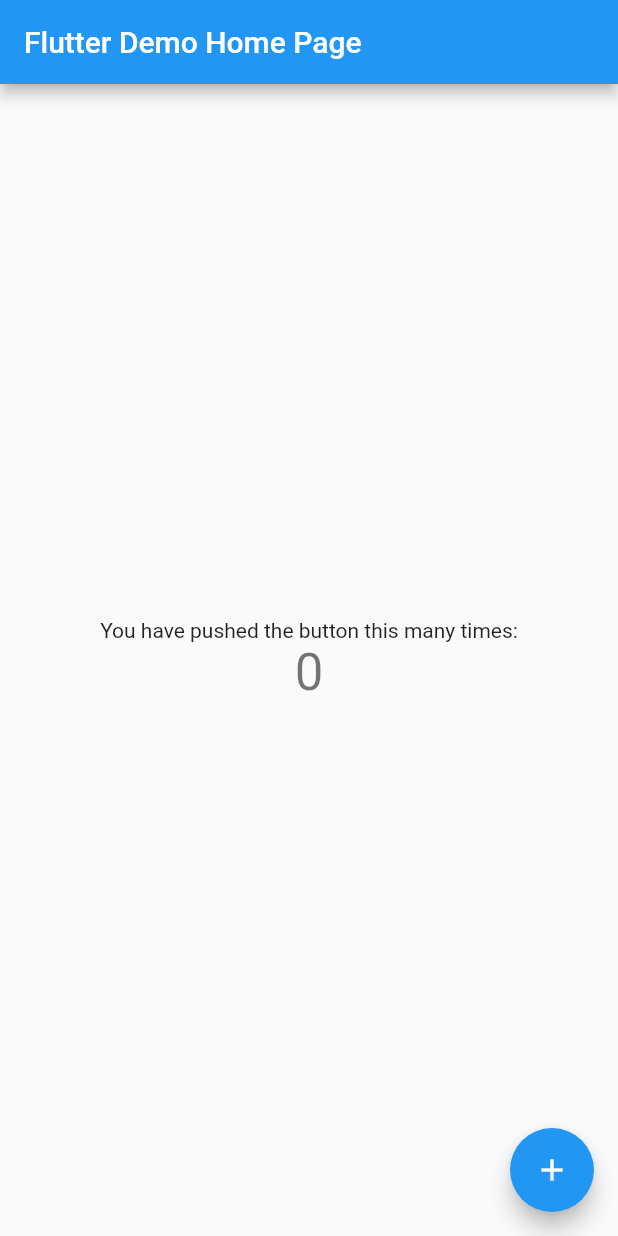
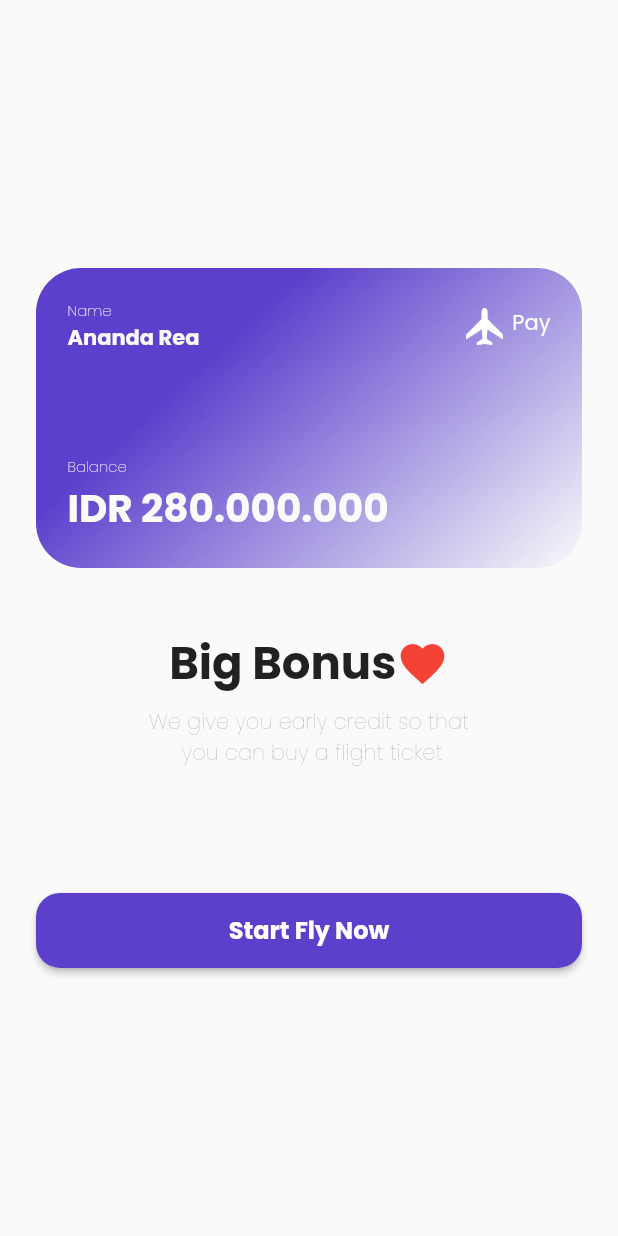
Before and after one commit to haidar-jpr/Airplane-Shamo-Repo, a Flutter app: the screen it shows after launch, on a phone screen of 412 x 824 dp. Run offline on Flutter 3.47's test engine with Material 2 defaults, Android fonts, the phone set to English and light mode, and no system bars; our stand-ins replace google_fonts.

Commit message:
adding splash, get_started, sign_up, bonus_saldo, and themes file

```diff
--- a/lib/main.dart
+++ b/lib/main.dart
@@ -1,3 +1,7 @@
+import 'package:airplane_shamo/screens/bonus_saldo.dart';
+import 'package:airplane_shamo/screens/get_started_screen.dart';
+import 'package:airplane_shamo/screens/sign_up_screen.dart';
+import 'package:airplane_shamo/screens/splash_screen.dart';
 import 'package:flutter/material.dart';
 
 void main() {
@@ -7,109 +11,11 @@
 class MyApp extends StatelessWidget {
   const MyApp({Key? key}) : super(key: key);
 
-  // This widget is the root of your application.
   @override
   Widget build(BuildContext context) {
     return MaterialApp(
-      title: 'Flutter Demo',
-      theme: ThemeData(
-        // This is the theme of your application.
-        //
-        // Try running your application with "flutter run". You'll see the
-        // application has a blue toolbar. Then, without quitting the app, try
-        // changing the primarySwatch below to Colors.green and then invoke
-        // "hot reload" (press "r" in the console where you ran "flutter run",
-        // or simply save your changes to "hot reload" in a Flutter IDE).
-        // Notice that the counter didn't reset back to zero; the application
-        // is not restarted.
-        primarySwatch: Colors.blue,
-      ),
-      home: const MyHomePage(title: 'Flutter Demo Home Page'),
+      debugShowCheckedModeBanner: false,
+      home: BonusSaldo(),
     );
   }
 }
-
-class MyHomePage extends StatefulWidget {
-  const MyHomePage({Key? key, required this.title}) : super(key: key);
-
-  // This widget is the home page of your application. It is stateful, meaning
-  // that it has a State object (defined below) that contains fields that affect
-  // how it looks.
-
-  // This class is the configuration for the state. It holds the values (in this
-  // case the title) provided by the parent (in this case the App widget) and
-  // used by the build method of the State. Fields in a Widget subclass are
-  // always marked "final".
-
-  final String title;
-
-  @override
-  State<MyHomePage> createState() => _MyHomePageState();
-}
-
-class _MyHomePageState extends State<MyHomePage> {
-  int _counter = 0;
-
-  void _incrementCounter() {
-    setState(() {
-      // This call to setState tells the Flutter framework that something has
-      // changed in this State, which causes it to rerun the build method below
-      // so that the display can reflect the updated values. If we changed
-      // _counter without calling setState(), then the build method would not be
-      // called again, and so nothing would appear to happen.
-      _counter++;
-    });
-  }
-
-  @override
-  Widget build(BuildContext context) {
-    // This method is rerun every time setState is called, for instance as done
-    // by the _incrementCounter method above.
-    //
-    // The Flutter framework has been optimized to make rerunning build methods
-    // fast, so that you can just rebuild anything that needs updating rather
-    // than having to individually change instances of widgets.
-    return Scaffold(
-      appBar: AppBar(
-        // Here we take the value from the MyHomePage object that was created by
-        // the App.build method, and use it to set our appbar title.
-        title: Text(widget.title),
-      ),
-      body: Center(
-        // Center is a layout widget. It takes a single child and positions it
-        // in the middle of the parent.
-        child: Column(
-          // Column is also a layout widget. It takes a list of children and
-          // arranges them vertically. By default, it sizes itself to fit its
-          // children horizontally, and tries to be as tall as its parent.
-          //
-          // Invoke "debug painting" (press "p" in the console, choose the
-          // "Toggle Debug Paint" action from the Flutter Inspector in Android
-          // Studio, or the "Toggle Debug Paint" command in Visual Studio Code)
-          // to see the wireframe for each widget.
-          //
-          // Column has various properties to control how it sizes itself and
-          // how it positions its children. Here we use mainAxisAlignment to
-          // center the children vertically; the main axis here is the vertical
-          // axis because Columns are vertical (the cross axis would be
-          // horizontal).
-          mainAxisAlignment: MainAxisAlignment.center,
-          children: <Widget>[
-            const Text(
-              'You have pushed the button this many times:',
-            ),
-            Text(
-              '$_counter',
-              style: Theme.of(context).textTheme.headline4,
-            ),
-          ],
-        ),
-      ),
-      floatingActionButton: FloatingActionButton(
-        onPressed: _incrementCounter,
-        tooltip: 'Increment',
-        child: const Icon(Icons.add),
-      ), // This trailing comma makes auto-formatting nicer for build methods.
-    );
-  }
-}
--- /dev/null
+++ b/lib/screens/bonus_saldo.dart
@@ -0,0 +1,165 @@
+import 'package:flutter/material.dart';
+
+import '../widgets/themes.dart';
+
+class BonusSaldo extends StatelessWidget {
+  const BonusSaldo({Key? key}) : super(key: key);
+
+  @override
+  Widget build(BuildContext context) {
+    return Scaffold(
+      backgroundColor: colorBg2,
+      body: Container(
+        margin: const EdgeInsets.symmetric(
+          horizontal: 24,
+        ),
+        child: Column(
+          mainAxisAlignment: MainAxisAlignment.center,
+          children: [
+            /// Card
+            Container(
+              width: double.infinity,
+              height: 200,
+              padding: EdgeInsets.all(defaultBorder + 5),
+              decoration: BoxDecoration(
+                color: colorBg,
+                gradient: LinearGradient(
+                  colors: [colorBg, colorBg2],
+                  begin: Alignment.topCenter,
+                  end: Alignment.bottomRight,
+                ),
+                borderRadius: BorderRadius.circular(defaultMargin),
+              ),
+
+              /// Identity user
+              child: Column(
+                mainAxisAlignment: MainAxisAlignment.spaceBetween,
+                crossAxisAlignment: CrossAxisAlignment.start,
+                children: [
+                  Row(
+                    mainAxisAlignment: MainAxisAlignment.spaceBetween,
+                    children: [
+                      Wrap(
+                        direction: Axis.vertical,
+                        children: [
+                          Text(
+                            'Name',
+                            style: textStyle1.copyWith(
+                              fontSize: 10,
+                              fontWeight: FontWeight.w200,
+                              color: colorBg2,
+                            ),
+                          ),
+                          Text(
+                            'Ananda Rea',
+                            style: textStyle1.copyWith(
+                              color: colorBg2,
+                              fontWeight: FontWeight.bold,
+                            ),
+                          )
+                        ],
+                      ),
+
+                      /// Logo image and text
+                      Wrap(
+                        children: [
+                          Image.asset(
+                            'assets/logo/logo.png',
+                            width: 25,
+                          ),
+                          const SizedBox(width: 6),
+                          Text(
+                            'Pay',
+                            style: textStyle1.copyWith(color: colorBg2),
+                          )
+                        ],
+                      ),
+                    ],
+                  ),
+
+                  /// Balance section
+                  Wrap(
+                    direction: Axis.vertical,
+                    children: [
+                      Text(
+                        'Balance',
+                        style: textStyle1.copyWith(
+                          color: colorBg2,
+                          fontSize: 10,
+                          fontWeight: FontWeight.w100,
+                        ),
+                      ),
+                      Text(
+                        'IDR 280.000.000',
+                        style: textStyle1.copyWith(
+                          color: colorBg2,
+                          fontSize: 26,
+                          fontWeight: FontWeight.bold,
+                        ),
+                      )
+                    ],
+                  ),
+                ],
+              ),
+            ),
+            SizedBox(height: MediaQuery.of(context).size.height * 0.05),
+
+            /// Text  title
+            Row(
+              mainAxisAlignment: MainAxisAlignment.center,
+              children: [
+                Text(
+                  'Big Bonus',
+                  style: textStyle1.copyWith(
+                    fontSize: 30,
+                    fontWeight: FontWeight.bold,
+                  ),
+                ),
+                const Icon(
+                  Icons.favorite,
+                  size: 35,
+                  color: Colors.red,
+                )
+              ],
+            ),
+            const SizedBox(height: 6),
+
+            /// Text body
+            Text(
+              'We give you early credit so that\n you can buy a flight ticket',
+              style: textStyle1.copyWith(
+                fontSize: 14,
+                fontWeight: FontWeight.w100,
+                color: Colors.black45,
+              ),
+              textAlign: TextAlign.center,
+            ),
+            SizedBox(height: MediaQuery.of(context).size.height * 0.1),
+
+            /// Botton fly
+            ElevatedButton(
+              onPressed: () {},
+              style: ElevatedButton.styleFrom(
+                primary: colorBg,
+                minimumSize: const Size(
+                  double.infinity,
+                  50,
+                ),
+                shape: RoundedRectangleBorder(
+                  borderRadius: BorderRadius.circular(defaultBorder),
+                ),
+              ),
+              child: Text(
+                'Start Fly Now',
+                style: textStyle1.copyWith(
+                  fontSize: 16,
+                  fontWeight: FontWeight.bold,
+                ),
+              ),
+            )
+          ],
+        ),
+      ),
+    );
+  }
+}
--- /dev/null
+++ b/lib/widgets/themes.dart
@@ -0,0 +1,11 @@
+import 'package:flutter/material.dart';
+import 'package:google_fonts/google_fonts.dart';
+
+Color colorBg = const Color(0XFF5C40CC);
+Color colorBg2 = const Color(0XFFFAFAFA);
+Color colorW = Colors.white;
+
+TextStyle textStyle1 = GoogleFonts.poppins();
+
+double defaultMargin = 30;
+double defaultBorder = 16;
```
Also changed, not shown: lib/screens/get_started_screen.dart (added, +79 -0 lines), lib/screens/sign_up_screen.dart (added, +99 -0 lines), lib/screens/splash_screen.dart (added, +37 -0 lines), lib/widgets/sign_up_fields.dart (added, +45 -0 lines), pubspec.yaml (+8 -14 lines), pubspec.lock, 1 other file.
